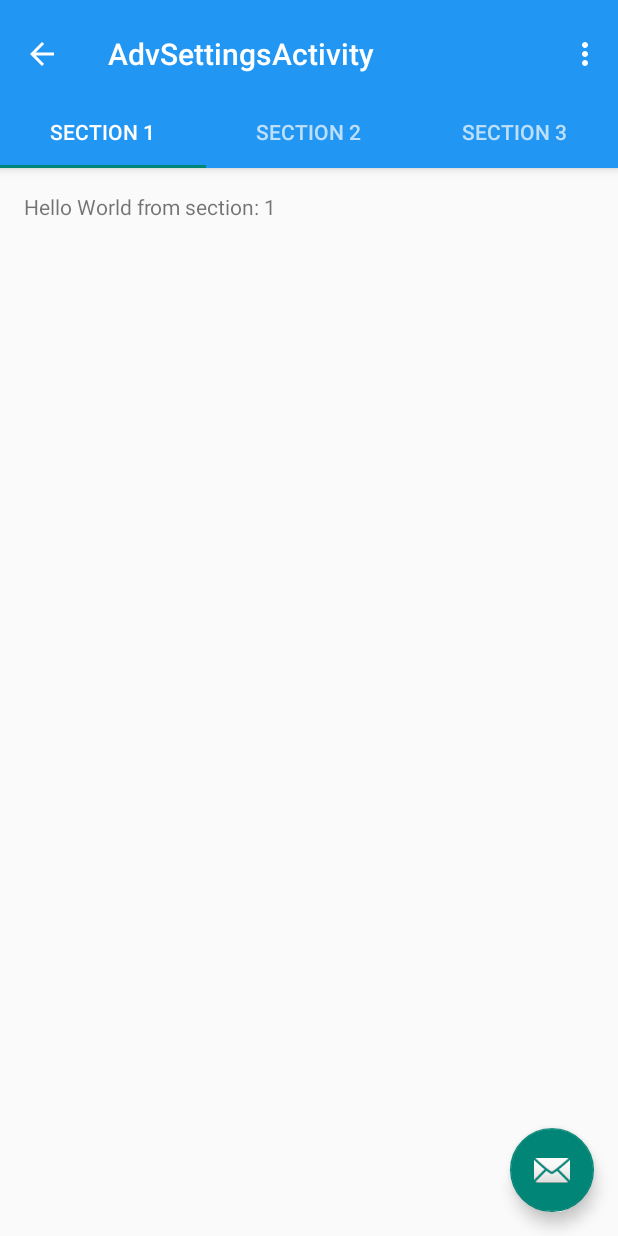
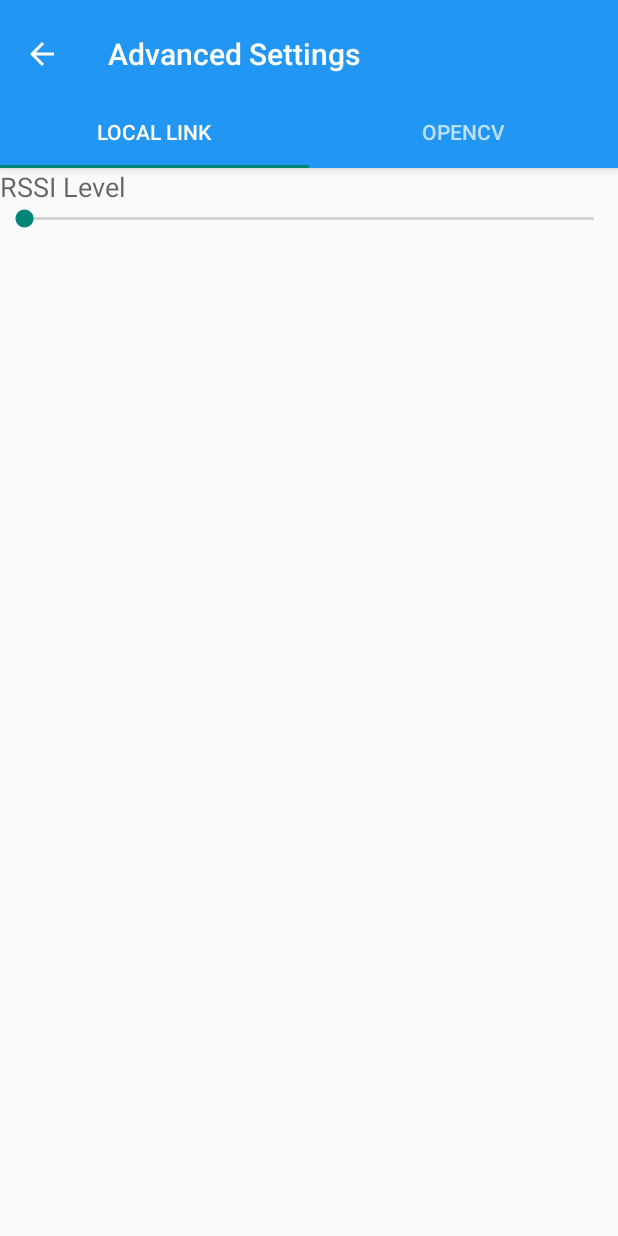
Before and after one commit to olegkleiman/OneRide, an Android app: the AdvSettingsActivity screen opened directly, with no data from a screen before it, on a phone screen of 412 x 824 dp. Run offline under Robolectric (Android 15) with nearby library versions, the light colour scheme and no system bars.

Commit message:
Adv Settings - initial

```diff
--- a/app/build.gradle
+++ b/app/build.gradle
@@ -121,6 +121,7 @@ dependencies {
     compile 'com.google.android.gms:play-services-gcm:9.2.1'
     compile 'com.google.firebase:firebase-core:9.2.1'
     compile 'com.google.firebase:firebase-messaging:9.2.1'
+    compile 'com.google.firebase:firebase-crash:9.2.1'
 
     compile 'com.android.support:support-annotations:24.0.0'
     compile 'com.android.support:support-v4:24.0.0'
--- a/app/src/main/java/com/labs/okey/oneride/AdvSettingsActivity.java
+++ b/app/src/main/java/com/labs/okey/oneride/AdvSettingsActivity.java
@@ -18,6 +18,9 @@ import android.view.View;
 import android.view.ViewGroup;
 
 import android.widget.TextView;
+
+import com.labs.okey.oneride.advsettings.LocalLinkAdvSettingsFragment;
+import com.labs.okey.oneride.advsettings.OpenCVAdvSettingsFragment;
 
 public class AdvSettingsActivity extends AppCompatActivity {
 
@@ -54,74 +57,6 @@ public class AdvSettingsActivity extends AppCompatActivity {
 
         TabLayout tabLayout = (TabLayout) findViewById(R.id.tabs);
         tabLayout.setupWithViewPager(mViewPager);
-
-        FloatingActionButton fab = (FloatingActionButton) findViewById(R.id.fab);
-        fab.setOnClickListener(new View.OnClickListener() {
-            @Override
-            public void onClick(View view) {
-                Snackbar.make(view, "Replace with your own action", Snackbar.LENGTH_LONG)
-                        .setAction("Action", null).show();
-            }
-        });
-
-    }
-
-
-    @Override
-    public boolean onCreateOptionsMenu(Menu menu) {
-        // Inflate the menu; this adds items to the action bar if it is present.
-        getMenuInflater().inflate(R.menu.menu_adv_settings, menu);
-        return true;
-    }
-
-    @Override
-    public boolean onOptionsItemSelected(MenuItem item) {
-        // Handle action bar item clicks here. The action bar will
-        // automatically handle clicks on the Home/Up button, so long
-        // as you specify a parent activity in AndroidManifest.xml.
-        int id = item.getItemId();
-
-        //noinspection SimplifiableIfStatement
-        if (id == R.id.action_settings) {
-            return true;
-        }
-
-        return super.onOptionsItemSelected(item);
-    }
-
-    /**
-     * A placeholder fragment containing a simple view.
-     */
-    public static class PlaceholderFragment extends Fragment {
-        /**
-         * The fragment argument representing the section number for this
-         * fragment.
-         */
-        private static final String ARG_SECTION_NUMBER = "section_number";
-
-        public PlaceholderFragment() {
-        }
-
-        /**
-         * Returns a new instance of this fragment for the given section
-         * number.
-         */
-        public static PlaceholderFragment newInstance(int sectionNumber) {
-            PlaceholderFragment fragment = new PlaceholderFragment();
-            Bundle args = new Bundle();
-            args.putInt(ARG_SECTION_NUMBER, sectionNumber);
-            fragment.setArguments(args);
-            return fragment;
-        }
-
-        @Override
-        public View onCreateView(LayoutInflater inflater, ViewGroup container,
-                                 Bundle savedInstanceState) {
-            View rootView = inflater.inflate(R.layout.fragment_adv_settings, container, false);
-            TextView textView = (TextView) rootView.findViewById(R.id.section_label);
-            textView.setText(getString(R.string.section_format, getArguments().getInt(ARG_SECTION_NUMBER)));
-            return rootView;
-        }
     }
 
     /**
@@ -136,26 +71,32 @@ public class AdvSettingsActivity extends AppCompatActivity {
 
         @Override
         public Fragment getItem(int position) {
+
             // getItem is called to instantiate the fragment for the given page.
-            // Return a PlaceholderFragment (defined as a static inner class below).
-            return PlaceholderFragment.newInstance(position + 1);
+
+            switch ( position ) {
+                case 0 : // Local-link
+                    return LocalLinkAdvSettingsFragment.getInstance();
+
+                case 1:
+                    return OpenCVAdvSettingsFragment.getInstance();
+            }
+
+            return null;
         }
 
         @Override
         public int getCount() {
-            // Show 3 total pages.
-            return 3;
+            return 2;
         }
 
         @Override
         public CharSequence getPageTitle(int position) {
             switch (position) {
                 case 0:
-                    return "SECTION 1";
+                    return "Local Link";
                 case 1:
-                    return "SECTION 2";
-                case 2:
-                    return "SECTION 3";
+                    return "OpenCV";
             }
             return null;
         }
--- /dev/null
+++ b/app/src/main/java/com/labs/okey/oneride/advsettings/LocalLinkAdvSettingsFragment.java
@@ -0,0 +1,42 @@
+package com.labs.okey.oneride.advsettings;
+
+import android.os.Bundle;
+import android.support.v4.app.Fragment;
+import android.view.LayoutInflater;
+import android.view.View;
+import android.view.ViewGroup;
+
+import com.labs.okey.oneride.R;
+
+/**
+ * @author Oleg Kleiman
+ * created 16-Jul-16.
+ */
+public class LocalLinkAdvSettingsFragment extends Fragment {
+
+    private static LocalLinkAdvSettingsFragment FragmentInstance;
+
+    public static LocalLinkAdvSettingsFragment getInstance() {
+
+        if (FragmentInstance == null ) {
+            FragmentInstance = new LocalLinkAdvSettingsFragment();
+        }
+        return FragmentInstance;
+    }
+
+    @Override
+    public void onCreate(Bundle savedInstanceState) {
+        super.onCreate(savedInstanceState);
+
+    }
+
+    @Override
+    public View onCreateView(LayoutInflater inflater,
+                             ViewGroup container,
+                             Bundle savedInstanceState) {
+        // Inflate the layout for this fragment
+        View rootView = inflater.inflate(R.layout.fragment_local_link_settings, container, false);
+
+        return rootView;
+    }
+}
--- /dev/null
+++ b/app/src/main/java/com/labs/okey/oneride/advsettings/OpenCVAdvSettingsFragment.java
@@ -0,0 +1,42 @@
+package com.labs.okey.oneride.advsettings;
+
+import android.os.Bundle;
+import android.support.v4.app.Fragment;
+import android.view.LayoutInflater;
+import android.view.View;
+import android.view.ViewGroup;
+
+import com.labs.okey.oneride.R;
+
+/**
+ * @author Oleg Kleiman
+ * created 16-Jul-16.
+ */
+public class OpenCVAdvSettingsFragment extends Fragment {
+
+    private static OpenCVAdvSettingsFragment FragmentInstance;
+
+    public static OpenCVAdvSettingsFragment getInstance() {
+
+        if (FragmentInstance == null ) {
+            FragmentInstance = new OpenCVAdvSettingsFragment();
+        }
+        return FragmentInstance;
+    }
+
+    @Override
+    public void onCreate(Bundle savedInstanceState) {
+        super.onCreate(savedInstanceState);
+
+    }
+
+    @Override
+    public View onCreateView(LayoutInflater inflater,
+                             ViewGroup container,
+                             Bundle savedInstanceState) {
+        // Inflate the layout for this fragment
+        View rootView = inflater.inflate(R.layout.fragment_opencv_settings, container, false);
+
+        return rootView;
+    }
+}
--- a/app/src/main/java/com/labs/okey/oneride/myrides/GeneralMyRidesFragment.java
+++ b/app/src/main/java/com/labs/okey/oneride/myrides/GeneralMyRidesFragment.java
@@ -22,9 +22,9 @@ import java.util.Collections;
 import java.util.Comparator;
 import java.util.List;
 
-
 /**
- * Created by eli max on 18/06/2015.
+ * @author eli max
+ * created 18/06/2015.
  */
 public class GeneralMyRidesFragment extends Fragment {
 
--- a/app/src/main/java/com/labs/okey/oneride/utils/Globals.java
+++ b/app/src/main/java/com/labs/okey/oneride/utils/Globals.java
@@ -15,6 +15,7 @@ import com.facebook.FacebookSdk;
 import com.google.android.gms.common.api.GoogleApiClient;
 import com.google.android.gms.location.Geofence;
 import com.google.android.gms.maps.model.LatLng;
+import com.google.firebase.analytics.FirebaseAnalytics;
 import com.labs.okey.oneride.model.PassengerFace;
 import com.labs.okey.oneride.model.User;
 import com.microsoft.windowsazure.mobileservices.MobileServiceClient;
@@ -139,6 +140,8 @@ public class Globals {
     public static MobileServiceClient getMobileServiceClient() {
         return wamsClient;
     }
+
+    private FirebaseAnalytics mFirebaseAnalytics;
 
     private static Boolean _monitorInitialized = false;
     private static Boolean isMonitorInitialized() {
--- a/app/src/main/res/layout/activity_adv_settings.xml
+++ b/app/src/main/res/layout/activity_adv_settings.xml
@@ -38,12 +38,5 @@
         android:layout_height="match_parent"
         app:layout_behavior="@string/appbar_scrolling_view_behavior" />
 
-    <android.support.design.widget.FloatingActionButton
-        android:id="@+id/fab"
-        android:layout_width="wrap_content"
-        android:layout_height="wrap_content"
-        android:layout_gravity="end|bottom"
-        android:layout_margin="@dimen/fab_margin"
-        android:src="@android:drawable/ic_dialog_email" />
 
 </android.support.design.widget.CoordinatorLayout>
--- a/app/src/main/res/layout/activity_my_rides.xml
+++ b/app/src/main/res/layout/activity_my_rides.xml
@@ -6,7 +6,7 @@
     android:layout_width="match_parent"
     android:layout_height="match_parent"
     android:fitsSystemWindows="true"
-    tools:context="com.maximum.fastride.MyRidesActivity" >
+    tools:context="com.labs.okey.oneride.MyRidesActivity" >
 
     <RelativeLayout
         android:layout_width="match_parent"
@@ -40,9 +40,6 @@
             android:layout_weight="1"
             android:background="@android:color/white" />
 
-
-
-
     </LinearLayout>
 
 
--- /dev/null
+++ b/app/src/main/res/layout/fragment_local_link_settings.xml
@@ -0,0 +1,19 @@
+<?xml version="1.0" encoding="utf-8"?>
+<LinearLayout xmlns:android="http://schemas.android.com/apk/res/android"
+    android:orientation="vertical" android:layout_width="match_parent"
+    android:layout_height="match_parent">
+
+
+    <TextView
+        android:layout_width="wrap_content"
+        android:layout_height="wrap_content"
+        android:textAppearance="?android:attr/textAppearanceMedium"
+        android:text="@string/txt_rssi_level"/>
+
+    <SeekBar
+        android:layout_width="match_parent"
+        android:layout_height="wrap_content"
+        android:id="@+id/seekBar"
+        android:layout_gravity="center_horizontal" />
+
+</LinearLayout>
--- /dev/null
+++ b/app/src/main/res/layout/fragment_opencv_settings.xml
@@ -0,0 +1,6 @@
+<?xml version="1.0" encoding="utf-8"?>
+<LinearLayout xmlns:android="http://schemas.android.com/apk/res/android"
+    android:orientation="vertical" android:layout_width="match_parent"
+    android:layout_height="match_parent">
+
+</LinearLayout>
--- a/app/src/main/res/menu/menu_adv_settings.xml
+++ /dev/null
@@ -1,10 +0,0 @@
-<menu xmlns:android="http://schemas.android.com/apk/res/android"
-    xmlns:app="http://schemas.android.com/apk/res-auto"
-    xmlns:tools="http://schemas.android.com/tools"
-    tools:context="com.labs.okey.oneride.AdvSettingsActivity">
-    <item
-        android:id="@+id/action_settings"
-        android:orderInCategory="100"
-        android:title="@string/action_settings"
-        app:showAsAction="never" />
-</menu>
--- a/app/src/main/res/values/strings.xml
+++ b/app/src/main/res/values/strings.xml
@@ -330,12 +330,10 @@ limitations under the License.</string>
     <string name="camera_tag" translatable="false">camera_tag</string>
     <string name="submit_tag" translatable="false">submit_tag</string>
 
-    <string name="title_activity_splash_screen">SplashScreen</string>
+    <string name="title_activity_splash_screen" translatable="false">SplashScreen</string>
 
     <string name="error_no_google_map">Unable to connect to Google Maps API</string>
 
-    <!-- TODO: Remove or change this placeholder text -->
-    <string name="hello_blank_fragment">Hello blank fragment</string>
-    <string name="title_activity_adv_settings">AdvSettingsActivity</string>
-    <string name="section_format">Hello World from section: %1$d</string>
+    <string name="title_activity_adv_settings" translatable="false">Advanced Settings</string>
+    <string name="txt_rssi_level">RSSI Level</string>
 </resources>
```
Also changed, not shown: app/src/main/AndroidManifest.xml (+5 -6 lines), app/src/main/java/com/labs/okey/oneride/AzureInstanceIDService.java (+11 -4 lines), app/src/main/java/com/labs/okey/oneride/AzureRegistrationIntentService.java (+12 -6 lines), app/src/main/java/com/labs/okey/oneride/MainActivity.java (+10 -0 lines), app/src/main/java/com/labs/okey/oneride/PassengerRoleActivity.java (+15 -1 lines).
